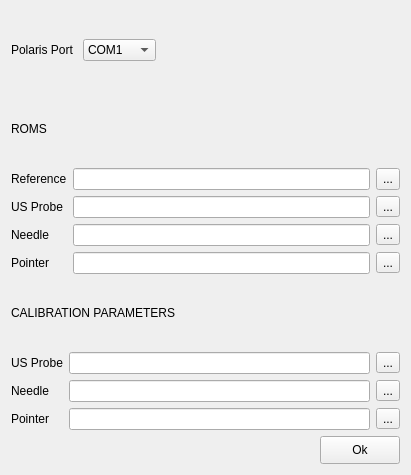
The window that PolarisConfigurationWidget.ui (FubuFabian/Breast-Tumor-Segmentation) describes before a commit, drawn with Qt 5.
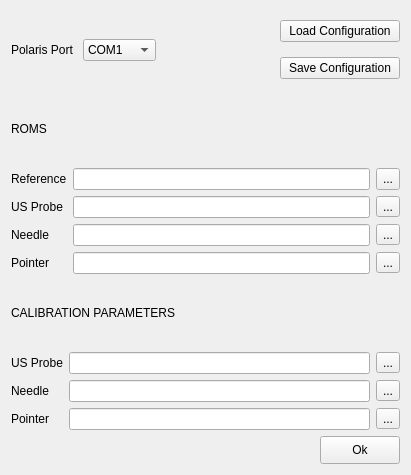
The same window after the commit.

Commit message: Polaris Configuration File

Diff of the .ui file:
```diff
--- a/PolarisConfigurationWidget.ui
+++ b/PolarisConfigurationWidget.ui
@@ -21,7 +21,7 @@
      </property>
     </widget>
    </item>
-   <item row="2" column="0" colspan="2">
+   <item row="2" column="0" colspan="3">
     <layout class="QGridLayout" name="gridLayout" columnstretch="0,0,0">
      <item row="0" column="1">
       <widget class="QLineEdit" name="referenceRomText"/>
@@ -105,14 +105,14 @@
      </item>
     </layout>
    </item>
-   <item row="3" column="0" colspan="2">
+   <item row="3" column="0" colspan="3">
     <widget class="QLabel" name="label_10">
      <property name="text">
       <string>CALIBRATION PARAMETERS</string>
      </property>
     </widget>
    </item>
-   <item row="4" column="0" colspan="2">
+   <item row="4" column="0" colspan="3">
     <layout class="QGridLayout" name="gridLayout_2" columnstretch="0,90,0">
      <item row="0" column="1">
       <widget class="QLineEdit" name="probeCalibrationText"/>
@@ -167,7 +167,7 @@
      </item>
     </layout>
    </item>
-   <item row="5" column="1">
+   <item row="5" column="2">
     <layout class="QHBoxLayout" name="horizontalLayout_2">
      <item>
       <spacer name="horizontalSpacer">
@@ -276,6 +276,37 @@
      </item>
     </layout>
    </item>
+   <item row="0" column="2">
+    <layout class="QVBoxLayout" name="verticalLayout">
+     <item>
+      <widget class="QPushButton" name="loadConfigBtn">
+       <property name="text">
+        <string>Load Configuration</string>
+       </property>
+      </widget>
+     </item>
+     <item>
+      <widget class="QPushButton" name="saveConfigBtn">
+       <property name="text">
+        <string>Save Configuration</string>
+       </property>
+      </widget>
+     </item>
+    </layout>
+   </item>
+   <item row="0" column="1">
+    <spacer name="horizontalSpacer_2">
+     <property name="orientation">
+      <enum>Qt::Horizontal</enum>
+     </property>
+     <property name="sizeHint" stdset="0">
+      <size>
+       <width>40</width>
+       <height>20</height>
+      </size>
+     </property>
+    </spacer>
+   </item>
   </layout>
  </widget>
  <layoutdefault spacing="6" margin="11"/>
```
Left out of the diff: 38 changed lines with no effect on the pictures. The commit also changes 4 other files.
